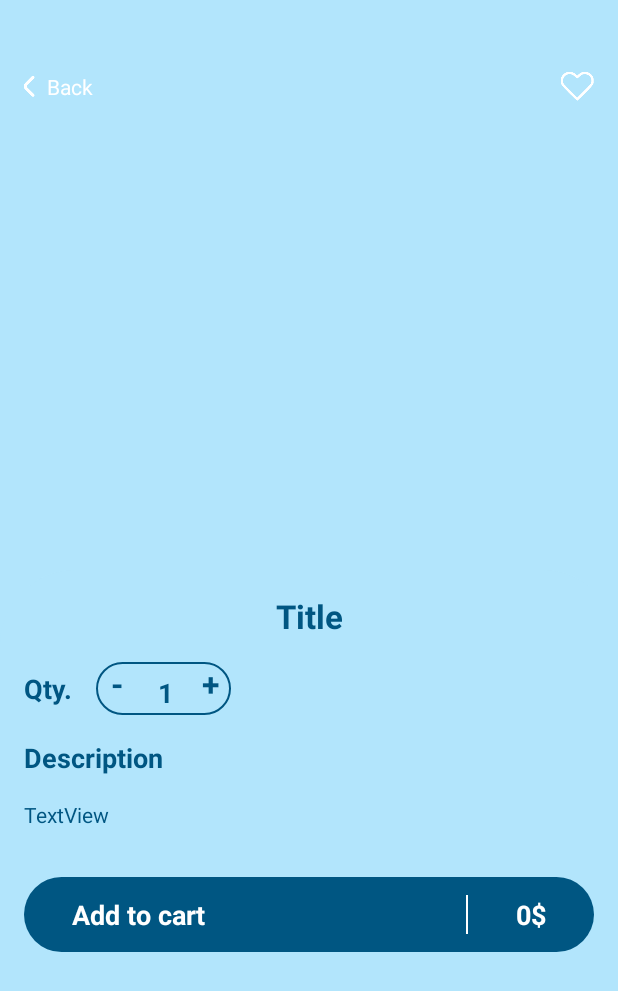
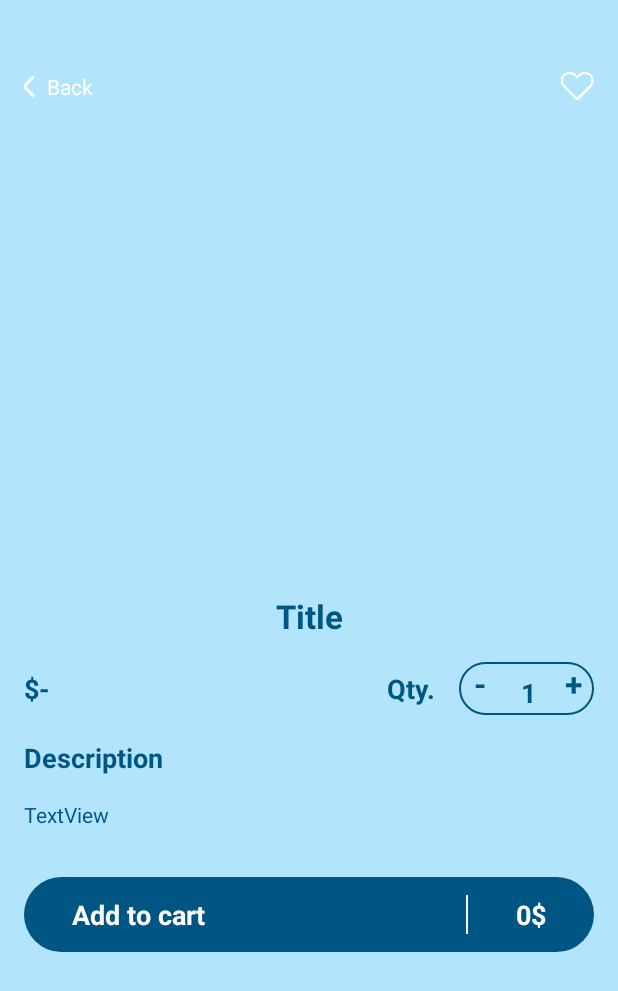
Before and after one commit to 0mar089/DSAProject-Android, an Android app: the DetailActivity screen opened directly, with no data from a screen before it, on a phone screen of 412 x 824 dp. Shown: the top 991 px of the screen. Run offline under Robolectric (Android 15) with nearby library versions, the phone set to English and light mode, and no system bars; our stand-ins replace CircleImageView; pictures from the network do not load; Roboto replaces fonts that are not available here.

Commit message:
Update: Item detail working (not at all)

```diff
--- a/app/src/main/java/com/example/loginregister/DetailActivity.java
+++ b/app/src/main/java/com/example/loginregister/DetailActivity.java
@@ -1,24 +1,43 @@
 package com.example.loginregister;
 
 import android.os.Bundle;
+import android.widget.ImageView;
+import android.widget.TextView;
 
-import androidx.activity.EdgeToEdge;
 import androidx.appcompat.app.AppCompatActivity;
-import androidx.core.graphics.Insets;
-import androidx.core.view.ViewCompat;
-import androidx.core.view.WindowInsetsCompat;
+
+import com.bumptech.glide.Glide;
+import com.example.loginregister.R;
+import com.example.loginregister.Swagger.ShopItem;
 
 public class DetailActivity extends AppCompatActivity {
+
+    private TextView titleTxt, priceTxt, descriptionTxt;
+    private ImageView picMain;
 
     @Override
     protected void onCreate(Bundle savedInstanceState) {
         super.onCreate(savedInstanceState);
-        EdgeToEdge.enable(this);
         setContentView(R.layout.activity_detail);
-        ViewCompat.setOnApplyWindowInsetsListener(findViewById(R.id.main), (v, insets) -> {
-            Insets systemBars = insets.getInsets(WindowInsetsCompat.Type.systemBars());
-            v.setPadding(systemBars.left, systemBars.top, systemBars.right, systemBars.bottom);
-            return insets;
-        });
+
+        // Referencias a los elementos del layout
+        titleTxt = findViewById(R.id.TitleTxt);
+        priceTxt = findViewById(R.id.priceDetailTxt);
+        descriptionTxt = findViewById(R.id.textView9);
+        picMain = findViewById(R.id.picMain);
+
+        // Obtener el objeto ShopItem enviado desde el intent
+        ShopItem item = (ShopItem) getIntent().getSerializableExtra("item");
+
+        if (item != null) {
+            titleTxt.setText(item.getName());
+            priceTxt.setText(item.getPrice() + "$");
+            descriptionTxt.setText(item.getDescription());
+
+            // Cargar la imagen con Glide
+            Glide.with(this)
+                    .load(item.getUrl_icon())
+                    .into(picMain);
+        }
     }
 }
--- a/app/src/main/res/layout/activity_detail.xml
+++ b/app/src/main/res/layout/activity_detail.xml
@@ -107,6 +107,21 @@
                     android:layout_height="wrap_content"
                     android:layout_marginHorizontal="16dp"
                     android:orientation="horizontal">
+
+                    <TextView
+                        android:id="@+id/priceDetailTxt"
+                        android:layout_width="wrap_content"
+                        android:layout_height="wrap_content"
+
+                        android:layout_gravity="center_vertical"
+                        android:layout_weight="1"
+
+
+                        android:text="$-"
+                        android:textColor="@color/darkBlue"
+                        android:textSize="18sp"
+
+                        android:textStyle="bold" />
 
                     <TextView
                         android:id="@+id/textView14"
```
Also changed, not shown: app/src/main/java/com/example/loginregister/ShopActivity.java (+28 -0 lines), app/src/main/java/com/example/loginregister/Swagger/ShopAdapter.java (+10 -1 lines), app/src/main/res/layout/activity_shop.xml (+48 -48 lines), app/src/main/res/layout/viewholder_shop.xml (+9 -17 lines).
